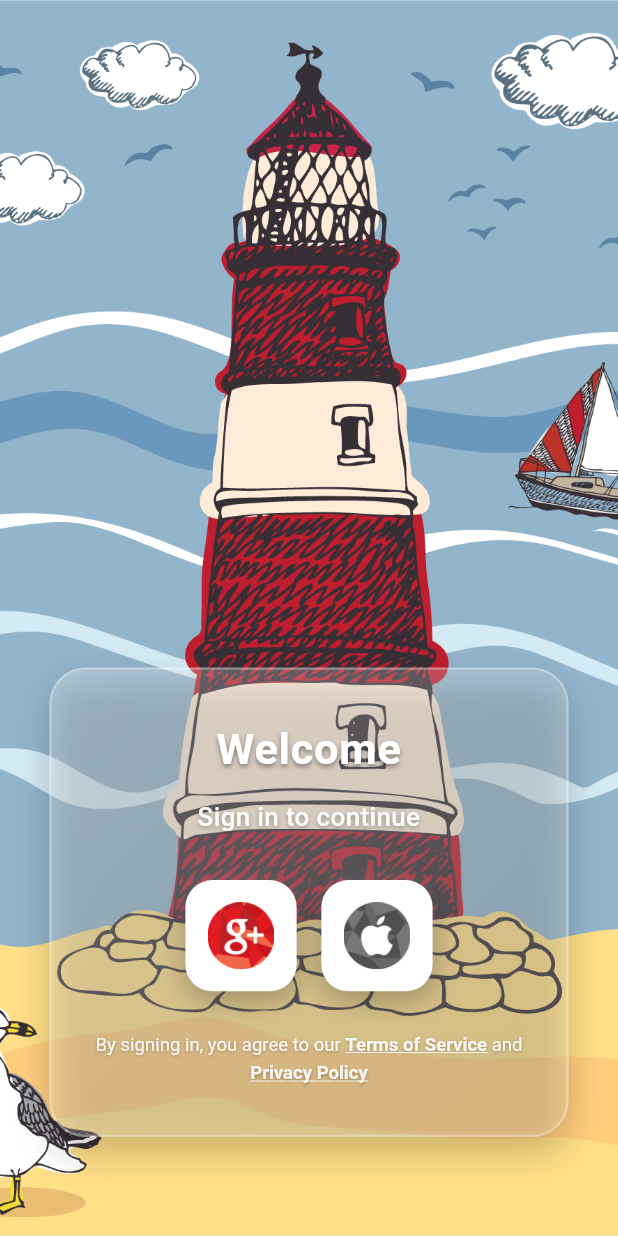
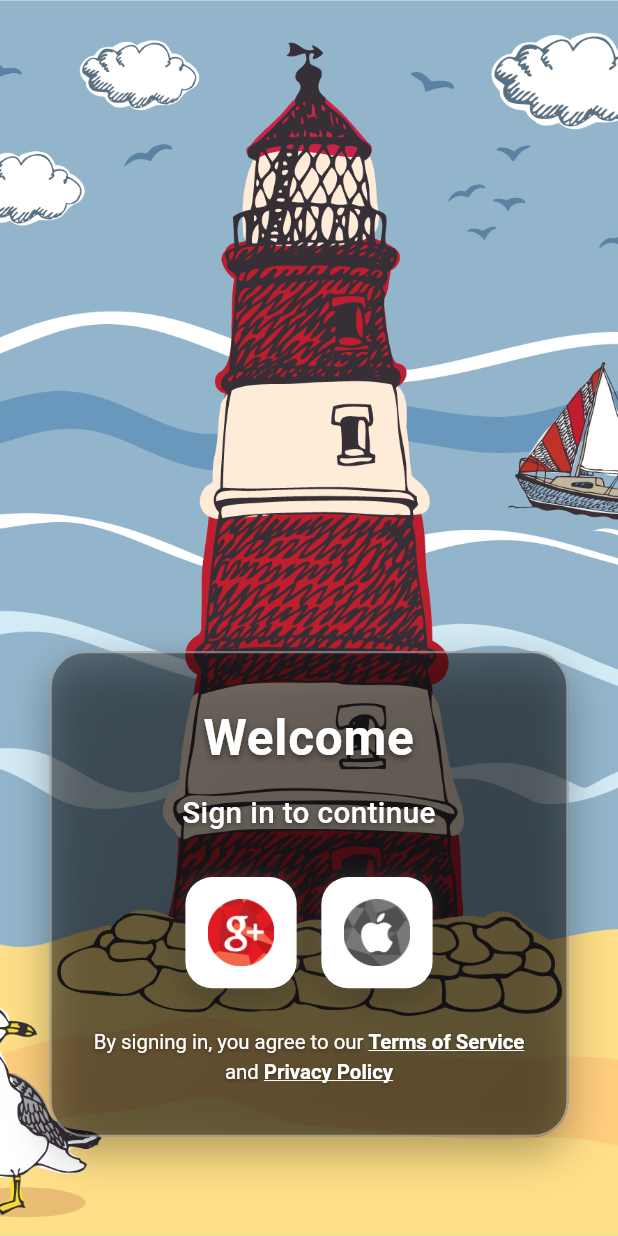
Before and after one commit to StoryBeeBooks/cangrant, a Flutter app: the AuthScreen screen opened directly, on a phone screen of 412 x 824 dp. Run offline on Flutter 3.47's test engine with Material 3 defaults, Android fonts, the phone set to English and light mode, and no system bars; our stand-ins replace google_sign_in, shared_preferences, sign_in_with_apple, supabase_flutter; accounts and stored records are empty.

Commit message:
Improve auth screen: brighter text (100% white), larger fonts (+8-14%), darker card (40-50% black) for better contrast

```diff
--- a/lib/screens/pre_login/auth_screen.dart
+++ b/lib/screens/pre_login/auth_screen.dart
@@ -233,7 +233,7 @@ class _AuthScreenState extends State<AuthScreen> {
 
                 const Spacer(),
 
-                // Sign-in card container with semi-transparent background
+                // Sign-in card container with darker semi-transparent background
                 Container(
                   margin: EdgeInsets.fromLTRB(
                     screenWidth * 0.08,
@@ -250,19 +250,19 @@ class _AuthScreenState extends State<AuthScreen> {
                       begin: Alignment.topLeft,
                       end: Alignment.bottomRight,
                       colors: [
-                        Colors.white.withOpacity(0.25),
-                        Colors.white.withOpacity(0.15),
+                        Colors.black.withOpacity(0.4),
+                        Colors.black.withOpacity(0.5),
                       ],
                     ),
                     borderRadius: BorderRadius.circular(24),
                     border: Border.all(
-                      color: Colors.white.withOpacity(0.3),
+                      color: Colors.white.withOpacity(0.4),
                       width: 1.5,
                     ),
                     boxShadow: [
                       BoxShadow(
-                        color: Colors.black.withOpacity(0.2),
-                        blurRadius: 20,
+                        color: Colors.black.withOpacity(0.3),
+                        blurRadius: 24,
                         offset: const Offset(0, 10),
                       ),
                     ],
@@ -270,19 +270,19 @@ class _AuthScreenState extends State<AuthScreen> {
                   child: Column(
                     mainAxisSize: MainAxisSize.min,
                     children: [
-                      // Welcome text
+                      // Welcome text - brighter and larger
                       Text(
                         'Welcome',
                         style: TextStyle(
-                          fontSize: (screenWidth * 0.07).clamp(24.0, 32.0),
+                          fontSize: (screenWidth * 0.08).clamp(26.0, 36.0),
                           fontWeight: FontWeight.bold,
                           color: Colors.white,
                           letterSpacing: 0.5,
                           shadows: [
                             Shadow(
-                              color: Colors.black.withOpacity(0.4),
+                              color: Colors.black.withOpacity(0.5),
                               offset: const Offset(0, 2),
-                              blurRadius: 4,
+                              blurRadius: 6,
                             ),
                           ],
                         ),
@@ -291,18 +291,18 @@ class _AuthScreenState extends State<AuthScreen> {
 
                       SizedBox(height: screenHeight * 0.015),
 
-                      // Subtitle
+                      // Subtitle - brighter and larger
                       Text(
                         'Sign in to continue',
                         style: TextStyle(
-                          fontSize: (screenWidth * 0.042).clamp(15.0, 18.0),
+                          fontSize: (screenWidth * 0.048).clamp(17.0, 20.0),
                           fontWeight: FontWeight.w500,
-                          color: Colors.white.withOpacity(0.95),
+                          color: Colors.white,
                           shadows: [
                             Shadow(
-                              color: Colors.black.withOpacity(0.3),
+                              color: Colors.black.withOpacity(0.4),
                               offset: const Offset(0, 1),
-                              blurRadius: 3,
+                              blurRadius: 4,
                             ),
                           ],
                         ),
@@ -326,19 +326,19 @@ class _AuthScreenState extends State<AuthScreen> {
 
                       SizedBox(height: screenHeight * 0.03),
 
-                      // Privacy note with clickable links
+                      // Privacy note with clickable links - brighter and larger
                       RichText(
                         textAlign: TextAlign.center,
                         text: TextSpan(
                           style: TextStyle(
-                            fontSize: (screenWidth * 0.03).clamp(11.0, 13.0),
-                            color: Colors.white.withOpacity(0.9),
+                            fontSize: (screenWidth * 0.033).clamp(12.0, 14.0),
+                            color: Colors.white,
                             height: 1.5,
                             shadows: [
                               Shadow(
-                                color: Colors.black.withOpacity(0.3),
+                                color: Colors.black.withOpacity(0.4),
                                 offset: const Offset(0, 1),
-                                blurRadius: 2,
+                                blurRadius: 3,
                               ),
                             ],
                           ),
```
Also changed, not shown: assets/images/language background.jpg (added), 1 other file.
